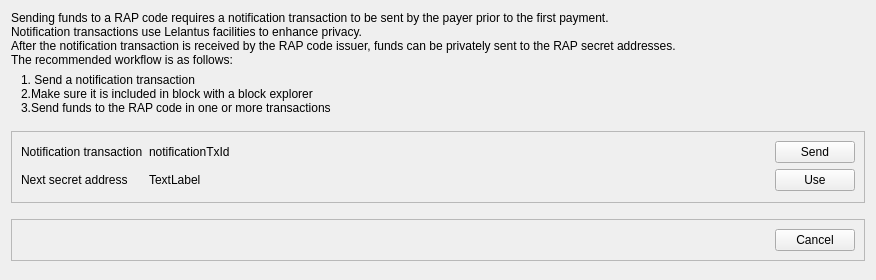
Above: src/qt/forms/sendtopcodedialog.ui from firoorg/firo before the change. Below: the same form after it.
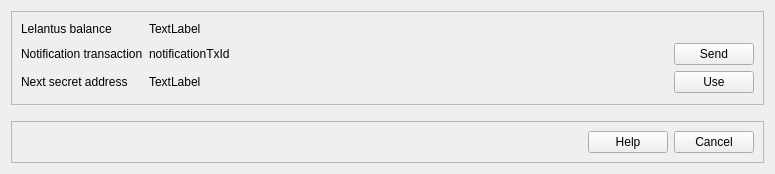
That is the form after the change. Icons and pictures are not drawn.

Commit message: GUI: Sending funds to pcode GUI has almost been done.

Patch:
```diff
--- a/src/qt/forms/sendtopcodedialog.ui
+++ b/src/qt/forms/sendtopcodedialog.ui
@@ -6,75 +6,20 @@
    <rect>
     <x>0</x>
     <y>0</y>
-    <width>876</width>
-    <height>280</height>
+    <width>775</width>
+    <height>174</height>
    </rect>
   </property>
-  <layout class="QVBoxLayout" name="verticalLayout" stretch="0,0,0,0,0,1,0">
-   <item>
-    <widget class="QLabel" name="workflowStatic">
-     <property name="font">
-      <font>
-       <weight>50</weight>
-       <bold>false</bold>
-      </font>
-     </property>
-     <property name="text">
-      <string>Sending funds to a RAP code requires a notification transaction to be sent by the payer prior to the first payment. 
-Notification transactions use Lelantus facilities to enhance privacy.
-After the notification transaction is received by the RAP code issuer, funds can be privately sent to the RAP secret addresses.
-The recommended workflow is as follows:</string>
-     </property>
-     <property name="wordWrap">
-      <bool>true</bool>
-     </property>
-    </widget>
-   </item>
-   <item>
-    <layout class="QHBoxLayout" name="horizontalLayout">
-     <item>
-      <spacer name="horizontalSpacer_3">
-       <property name="orientation">
-        <enum>Qt::Horizontal</enum>
-       </property>
-       <property name="sizeType">
-        <enum>QSizePolicy::Fixed</enum>
-       </property>
-       <property name="sizeHint" stdset="0">
-        <size>
-         <width>10</width>
-         <height>5</height>
-        </size>
-       </property>
-      </spacer>
-     </item>
-     <item>
-      <widget class="QLabel" name="workflowItemsStatic">
-       <property name="text">
-        <string>1. Send a notification transaction
-2.Make sure it is included in block with a block explorer
-3.Send funds to the RAP code in one or more transactions</string>
-       </property>
-      </widget>
-     </item>
-    </layout>
-   </item>
-   <item>
-    <spacer name="verticalSpacer">
-     <property name="orientation">
-      <enum>Qt::Vertical</enum>
-     </property>
-     <property name="sizeType">
-      <enum>QSizePolicy::Minimum</enum>
-     </property>
-     <property name="sizeHint" stdset="0">
-      <size>
-       <width>20</width>
-       <height>10</height>
-      </size>
-     </property>
-    </spacer>
-   </item>
+  <property name="sizePolicy">
+   <sizepolicy hsizetype="Preferred" vsizetype="Preferred">
+    <horstretch>0</horstretch>
+    <verstretch>0</verstretch>
+   </sizepolicy>
+  </property>
+  <property name="windowTitle">
+   <string>Send to RAP payment code</string>
+  </property>
+  <layout class="QVBoxLayout" name="verticalLayout" stretch="0,0,1">
    <item>
     <widget class="QFrame" name="frame2">
      <property name="sizePolicy">
@@ -92,61 +37,92 @@
      <layout class="QVBoxLayout" name="verticalLayout_3">
       <item>
        <layout class="QGridLayout" name="gridLayout">
-        <item row="2" column="0">
-         <widget class="QLabel" name="notificationTxStatic">
-          <property name="text">
-           <string>Notification transaction</string>
-          </property>
-         </widget>
-        </item>
-        <item row="7" column="0">
-         <widget class="QLabel" name="nextAddressStatic">
-          <property name="text">
-           <string>Next secret address</string>
-          </property>
-         </widget>
-        </item>
-        <item row="7" column="2">
+        <item row="8" column="1">
          <widget class="QLabel" name="nextAddressLabel">
           <property name="text">
            <string>TextLabel</string>
           </property>
          </widget>
         </item>
-        <item row="2" column="3">
-         <widget class="QPushButton" name="sendButton">
-          <property name="text">
-           <string>Send</string>
-          </property>
-         </widget>
-        </item>
-        <item row="2" column="2">
-         <widget class="QLabel" name="notificationTxIdLabel">
-          <property name="text">
-           <string>notificationTxId</string>
-          </property>
-         </widget>
-        </item>
-        <item row="7" column="3">
+        <item row="8" column="2">
          <widget class="QPushButton" name="useButton">
           <property name="text">
            <string>Use</string>
           </property>
          </widget>
         </item>
-        <item row="8" column="2">
+        <item row="3" column="1">
+         <widget class="QLabel" name="notificationTxIdLabel">
+          <property name="text">
+           <string>notificationTxId</string>
+          </property>
+         </widget>
+        </item>
+        <item row="3" column="0">
+         <widget class="QLabel" name="notificationTxStatic">
+          <property name="text">
+           <string>Notification transaction</string>
+          </property>
+         </widget>
+        </item>
+        <item row="2" column="0">
+         <widget class="QLabel" name="balanceStatic">
+          <property name="text">
+           <string>Lelantus balance</string>
+          </property>
+         </widget>
+        </item>
+        <item row="9" column="1">
          <spacer name="horizontalSpacer">
           <property name="orientation">
            <enum>Qt::Horizontal</enum>
           </property>
           <property name="sizeHint" stdset="0">
            <size>
-            <width>40</width>
+            <width>200</width>
             <height>2</height>
            </size>
           </property>
          </spacer>
         </item>
+        <item row="3" column="2">
+         <widget class="QPushButton" name="sendButton">
+          <property name="text">
+           <string>Send</string>
+          </property>
+         </widget>
+        </item>
+        <item row="8" column="0">
+         <widget class="QLabel" name="nextAddressStatic">
+          <property name="text">
+           <string>Next secret address</string>
+          </property>
+         </widget>
+        </item>
+        <item row="2" column="1">
+         <layout class="QHBoxLayout" name="horizontalLayout">
+          <item>
+           <widget class="QLabel" name="balanceLabel">
+            <property name="text">
+             <string>TextLabel</string>
+            </property>
+           </widget>
+          </item>
+          <item>
+           <spacer name="balanceSpacer">
+            <property name="orientation">
+             <enum>Qt::Vertical</enum>
+            </property>
+            <property name="sizeHint" stdset="0">
+             <size>
+              <width>20</width>
+              <height>20</height>
+             </size>
+            </property>
+           </spacer>
+          </item>
+         </layout>
+        </item>
        </layout>
       </item>
      </layout>
@@ -171,7 +147,7 @@
    <item>
     <widget class="QFrame" name="frame">
      <property name="sizePolicy">
-      <sizepolicy hsizetype="Preferred" vsizetype="Expanding">
+      <sizepolicy hsizetype="Preferred" vsizetype="Preferred">
        <horstretch>0</horstretch>
        <verstretch>0</verstretch>
       </sizepolicy>
@@ -198,6 +174,17 @@
           </property>
          </spacer>
         </item>
+        <item>
+         <widget class="QPushButton" name="helpButton">
+          <property name="text">
+           <string>Help</string>
+          </property>
+          <property name="icon">
+           <iconset theme="help">
+            <normaloff>.</normaloff>.</iconset>
+          </property>
+         </widget>
+        </item>
         <item>
          <widget class="QPushButton" name="cancelButton">
           <property name="enabled">
@@ -222,22 +209,6 @@
      </layout>
     </widget>
    </item>
-   <item>
-    <spacer name="verticalSpacer_3">
-     <property name="orientation">
-      <enum>Qt::Vertical</enum>
-     </property>
-     <property name="sizeType">
-      <enum>QSizePolicy::Maximum</enum>
-     </property>
-     <property name="sizeHint" stdset="0">
-      <size>
-       <width>20</width>
-       <height>4000</height>
-      </size>
-     </property>
-    </spacer>
-   </item>
   </layout>
  </widget>
  <resources>
```
Left out of the diff: 7 changed lines with no effect on the pictures. The commit also changes 14 other files.
